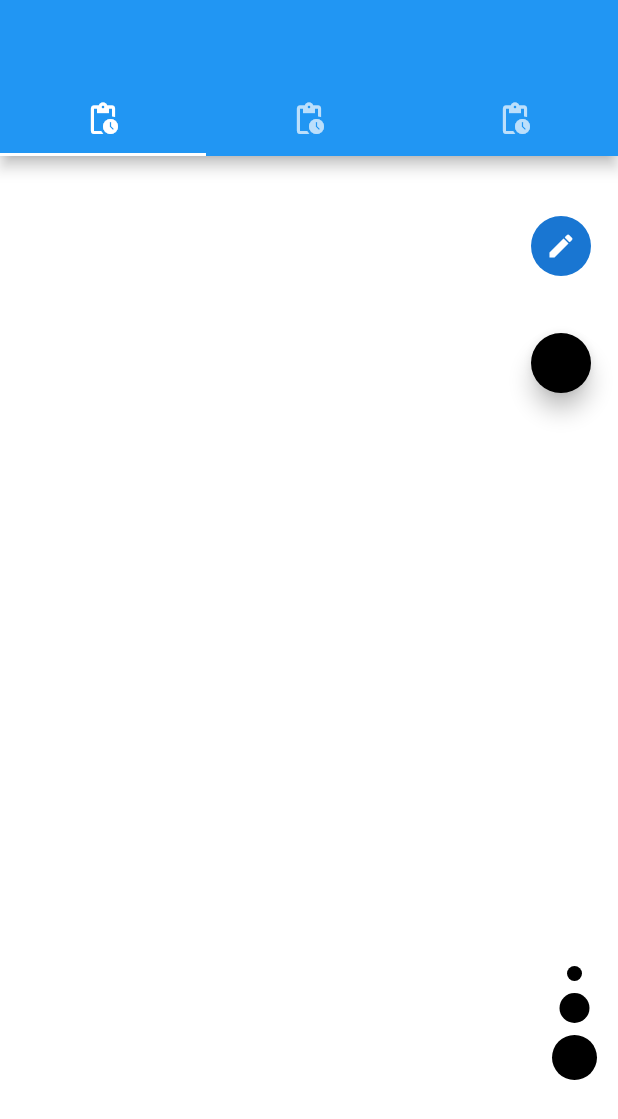
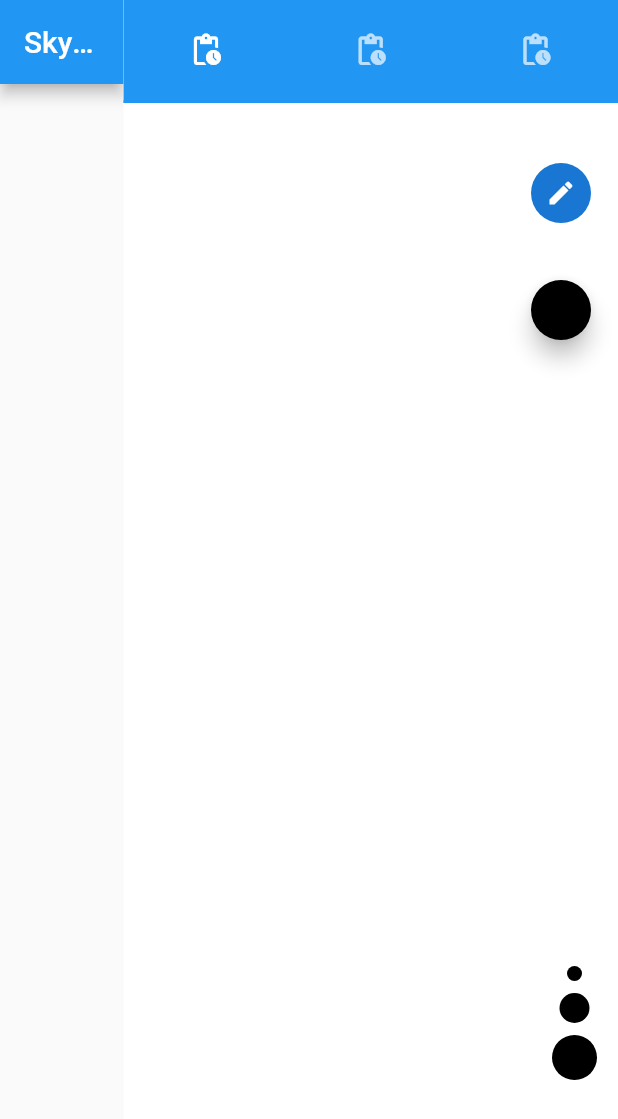
Before and after one commit to aeskerminen/sky-core, a Flutter app: the screen it shows after launch, on a phone screen of 412 x 824 dp. Shown: the top 1119 px of the screen. Run offline on Flutter 3.47's test engine with Material 2 defaults, Android fonts, the phone set to English and light mode, and no system bars; our stand-ins replace flutter_colorpicker; missing offline and left inert: katex_flutter.

Commit message:
Add basic Sky Notes tab layout

```diff
--- a/sky_notes/lib/main.dart
+++ b/sky_notes/lib/main.dart
@@ -16,19 +16,46 @@ class MainApp extends StatelessWidget {
     return MaterialApp(
       title: 'Sky Notes',
       theme: ThemeData(primarySwatch: Colors.blue),
-      home: DefaultTabController(
-        length: 3,
+      home: Row(
+        children: [
+          Expanded(
+              flex: 1,
               child: Scaffold(
                 appBar: AppBar(
-            bottom: const TabBar(tabs: [
+                  title: const Text("Sky Notes"),
+                ),
+              )),
+          Expanded(
+            flex: 4,
+            child: DefaultTabController(
+                length: 3,
+                child: Material(
+                  child: Column(
+                    children: [
+                      Expanded(
+                        flex: 1,
+                        child: Container(
+                          color: Colors.blue,
+                          child: const TabBar(tabs: [
                             Tab(icon: Icon(Icons.pending_actions)),
                             Tab(icon: Icon(Icons.pending_actions)),
                             Tab(icon: Icon(Icons.pending_actions)),
                           ]),
                         ),
-          body: TabBarView(
-              children: [DrawingPage(), LatexEditor(), TextEditor()]),
                       ),
+                      Expanded(
+                        flex: 11,
+                        child: TabBarView(children: [
+                          DrawingPage(),
+                          TextEditor(),
+                          LatexEditor()
+                        ]),
+                      )
+                    ],
+                  ),
+                )),
+          ),
+        ],
       ),
     );
   }
--- a/sky_notes/lib/text_editor/text_editor.dart
+++ b/sky_notes/lib/text_editor/text_editor.dart
@@ -9,8 +9,8 @@ class TextEditor extends StatefulWidget {
 class _TextEditorState extends State<TextEditor> {
   @override
   Widget build(BuildContext context) {
-    return Scaffold(
-      appBar: AppBar(title: const Text('Text editor')),
+    return const Scaffold(
+      body: Text("Text editor..."),
     );
   }
 }
```
Lines whose indentation alone changed are shown as unchanged.
